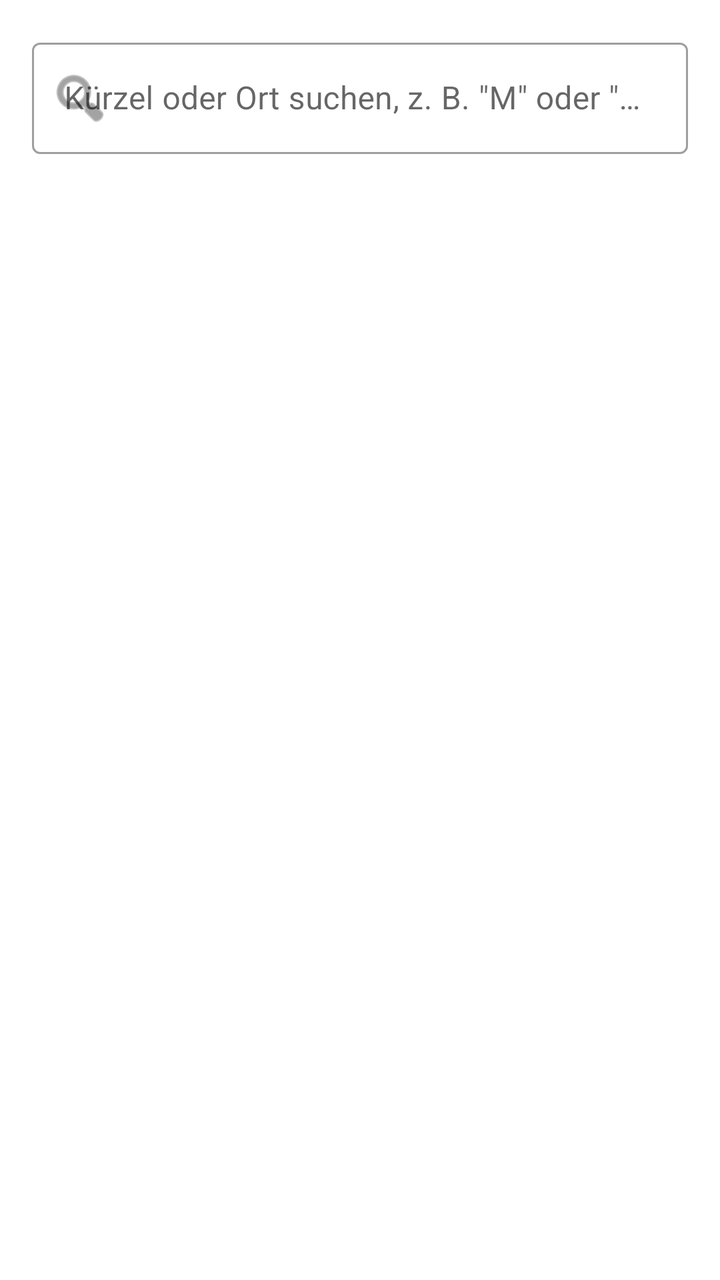
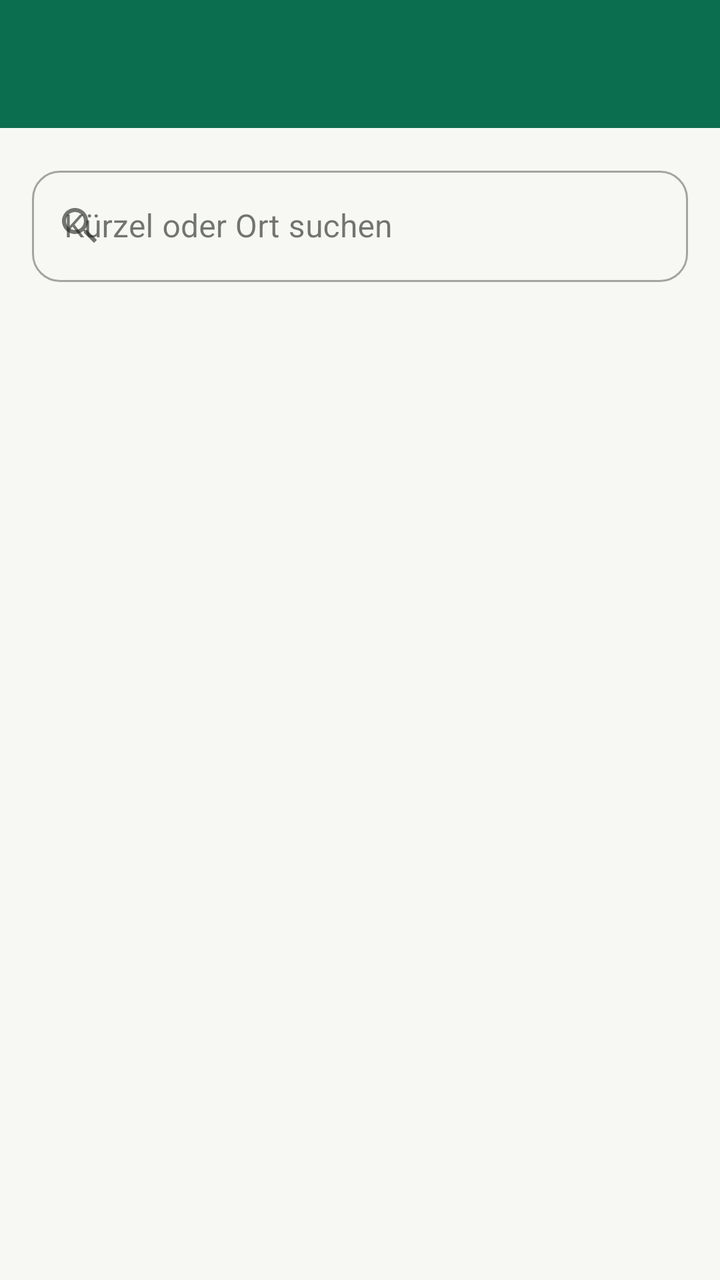

Before-and-after screenshots of an Android layout around one commit, followed by the original layout XML and the change that was made.
<!-- AndroidManifest.xml: application theme Theme.Zylka -->
<!-- res/layout/activity_kennzeichen_entry.xml -->
<?xml version="1.0" encoding="utf-8"?>
<LinearLayout xmlns:android="http://schemas.android.com/apk/res/android"
    xmlns:app="http://schemas.android.com/apk/res-auto"
    android:layout_width="match_parent"
    android:layout_height="match_parent"
    android:orientation="vertical"
    android:padding="16dp">

    <com.google.android.material.textfield.TextInputLayout
        android:id="@+id/input_layout_search"
        style="@style/Widget.MaterialComponents.TextInputLayout.OutlinedBox"
        android:layout_width="match_parent"
        android:layout_height="wrap_content"
        android:hint="@string/kennzeichen_search_hint"
        app:startIconDrawable="@android:drawable/ic_menu_search">

        <com.google.android.material.textfield.TextInputEditText
            android:id="@+id/input_search"
            android:layout_width="match_parent"
            android:layout_height="wrap_content"
            android:inputType="text"
            android:maxLines="1" />
    </com.google.android.material.textfield.TextInputLayout>

    <androidx.recyclerview.widget.RecyclerView
        android:id="@+id/recycler_view"
        android:layout_width="match_parent"
        android:layout_height="0dp"
        android:layout_marginTop="12dp"
        android:layout_weight="1"
        android:clipToPadding="false"
        android:paddingBottom="16dp" />

</LinearLayout>
<!-- resources referenced by this layout -->
<resources>
  <string name="kennzeichen_search_hint">Kürzel oder Ort suchen, z. B. \"M\" oder \"München\"</string>
  <style name="Theme.Zylka" parent="Theme.MaterialComponents.Light.DarkActionBar">
          
          <item name="colorPrimary">@color/purple_500</item>
          <item name="colorPrimaryVariant">@color/purple_700</item>
          <item name="colorOnPrimary">@color/white</item>
          
          <item name="colorSecondary">@color/teal_200</item>
          <item name="colorSecondaryVariant">@color/teal_700</item>
          <item name="colorOnSecondary">@color/black</item>
          
          <item name="android:statusBarColor">?attr/colorPrimaryVariant</item>
          
      </style>
  <color name="purple_500">#FF6200EE</color>
  <color name="purple_700">#FF3700B3</color>
  <color name="white">#FFFFFFFF</color>
  <color name="teal_200">#FF03DAC5</color>
  <color name="teal_700">#FF018786</color>
  <color name="black">#FF000000</color>
</resources>

<!-- the commit's change to res/layout/activity_kennzeichen_entry.xml (unified diff, before → after) -->
@@ -3,32 +3,49 @@
     xmlns:app="http://schemas.android.com/apk/res-auto"
     android:layout_width="match_parent"
     android:layout_height="match_parent"
-    android:orientation="vertical"
-    android:padding="16dp">
+    android:background="@color/brand_background"
+    android:orientation="vertical">
 
-    <com.google.android.material.textfield.TextInputLayout
-        android:id="@+id/input_layout_search"
-        style="@style/Widget.MaterialComponents.TextInputLayout.OutlinedBox"
+    <com.google.android.material.appbar.MaterialToolbar
+        android:id="@+id/toolbar"
+        style="@style/Widget.Zylka.Toolbar"
         android:layout_width="match_parent"
-        android:layout_height="wrap_content"
-        android:hint="@string/kennzeichen_search_hint"
-        app:startIconDrawable="@android:drawable/ic_menu_search">
+        android:layout_height="?attr/actionBarSize"
+        android:elevation="2dp" />
 
-        <com.google.android.material.textfield.TextInputEditText
-            android:id="@+id/input_search"
+    <LinearLayout
+        android:layout_width="match_parent"
+        android:layout_height="match_parent"
+        android:orientation="vertical"
+        android:padding="16dp">
+
+        <com.google.android.material.textfield.TextInputLayout
+            android:id="@+id/input_layout_search"
+            style="@style/Widget.MaterialComponents.TextInputLayout.OutlinedBox"
             android:layout_width="match_parent"
             android:layout_height="wrap_content"
-            android:inputType="text"
-            android:maxLines="1" />
-    </com.google.android.material.textfield.TextInputLayout>
+            android:hint="@string/kennzeichen_search_hint"
+            app:boxCornerRadiusBottomEnd="14dp"
+            app:boxCornerRadiusBottomStart="14dp"
+            app:boxCornerRadiusTopEnd="14dp"
+            app:boxCornerRadiusTopStart="14dp"
+            app:startIconDrawable="@drawable/ic_search">
 
-    <androidx.recyclerview.widget.RecyclerView
-        android:id="@+id/recycler_view"
-        android:layout_width="match_parent"
-        android:layout_height="0dp"
-        android:layout_marginTop="12dp"
-        android:layout_weight="1"
-        android:clipToPadding="false"
-        android:paddingBottom="16dp" />
+            <com.google.android.material.textfield.TextInputEditText
+                android:id="@+id/input_search"
+                android:layout_width="match_parent"
+                android:layout_height="wrap_content"
+                android:inputType="text"
+                android:maxLines="1" />
+        </com.google.android.material.textfield.TextInputLayout>
 
+        <androidx.recyclerview.widget.RecyclerView
+            android:id="@+id/recycler_view"
+            android:layout_width="match_parent"
+            android:layout_height="0dp"
+            android:layout_marginTop="12dp"
+            android:layout_weight="1"
+            android:clipToPadding="false"
+            android:paddingBottom="16dp" />
+    </LinearLayout>
 </LinearLayout>
<!-- resource entries referenced after the edit -->
@@ -1,24 +1,87 @@
 <!-- resources referenced by this layout -->
 <resources>
-  <string name="kennzeichen_search_hint">Kürzel oder Ort suchen, z. B. \"M\" oder \"München\"</string>
-  <style name="Theme.Zylka" parent="Theme.MaterialComponents.Light.DarkActionBar">
-          
-          <item name="colorPrimary">@color/purple_500</item>
-          <item name="colorPrimaryVariant">@color/purple_700</item>
-          <item name="colorOnPrimary">@color/white</item>
-          
-          <item name="colorSecondary">@color/teal_200</item>
-          <item name="colorSecondaryVariant">@color/teal_700</item>
-          <item name="colorOnSecondary">@color/black</item>
-          
-          <item name="android:statusBarColor">?attr/colorPrimaryVariant</item>
-          
+  <color name="brand_background">#F7F8F3</color>
+  <!-- drawable ic_search (drawable) -->
+  <vector xmlns:android="http://schemas.android.com/apk/res/android"
+      android:width="24dp"
+      android:height="24dp"
+      android:viewportWidth="24"
+      android:viewportHeight="24"
+      android:tint="?attr/colorControlNormal">
+      <path
+          android:fillColor="#FF000000"
+          android:pathData="M15.5,14h-0.79l-0.28,-0.27C15.41,12.59 16,11.11 16,9.5 16,5.91 13.09,3 9.5,3S3,5.91 3,9.5 5.91,16 9.5,16c1.61,0 3.09,-0.59 4.23,-1.57l0.27,0.28v0.79l5,4.99L20.49,19l-4.99,-5zM9.5,14C7.01,14 5,11.99 5,9.5S7.01,5 9.5,5 14,7.01 14,9.5 11.99,14 9.5,14z" />
+  </vector>
+  <string name="kennzeichen_search_hint">Kürzel oder Ort suchen</string>
+  <style name="Widget.Zylka.Toolbar" parent="Widget.MaterialComponents.Toolbar">
+          <item name="android:background">@color/brand_primary</item>
+          <item name="titleTextColor">@color/brand_on_primary</item>
+          <item name="subtitleTextColor">@color/brand_on_primary</item>
+          <item name="android:theme">@style/ThemeOverlay.Zylka.Toolbar</item>
       </style>
-  <color name="purple_500">#FF6200EE</color>
-  <color name="purple_700">#FF3700B3</color>
-  <color name="white">#FFFFFFFF</color>
-  <color name="teal_200">#FF03DAC5</color>
-  <color name="teal_700">#FF018786</color>
-  <color name="black">#FF000000</color>
+  <style name="Theme.Zylka" parent="Theme.Material3.Light.NoActionBar">
+          <item name="colorPrimary">@color/brand_primary</item>
+          <item name="colorOnPrimary">@color/brand_on_primary</item>
+          <item name="colorPrimaryContainer">@color/brand_primary_container</item>
+          <item name="colorOnPrimaryContainer">@color/brand_on_primary_container</item>
+  
+          <item name="colorSecondary">@color/brand_secondary</item>
+          <item name="colorOnSecondary">@color/brand_on_secondary</item>
+          <item name="colorSecondaryContainer">@color/brand_secondary_container</item>
+          <item name="colorOnSecondaryContainer">@color/brand_on_secondary_container</item>
+  
+          <item name="colorTertiary">@color/brand_tertiary</item>
+          <item name="colorOnTertiary">@color/brand_on_tertiary</item>
+          <item name="colorTertiaryContainer">@color/brand_tertiary_container</item>
+          <item name="colorOnTertiaryContainer">@color/brand_on_tertiary_container</item>
+  
+          <item name="android:colorBackground">@color/brand_background</item>
+          <item name="colorOnBackground">@color/brand_on_background</item>
+          <item name="colorSurface">@color/brand_surface</item>
+          <item name="colorOnSurface">@color/brand_on_surface</item>
+          <item name="colorSurfaceVariant">@color/brand_surface_variant</item>
+          <item name="colorOnSurfaceVariant">@color/brand_on_surface_variant</item>
+          <item name="colorOutline">@color/brand_outline</item>
+          <item name="colorOutlineVariant">@color/brand_outline_variant</item>
+  
+          <item name="colorError">@color/brand_error</item>
+          <item name="colorOnError">@color/brand_on_error</item>
+          <item name="colorErrorContainer">@color/brand_error_container</item>
+          <item name="colorOnErrorContainer">@color/brand_on_error_container</item>
+  
+          <item name="android:statusBarColor">@color/brand_surface</item>
+          <item name="android:windowLightStatusBar">true</item>
+          <item name="android:navigationBarColor">@color/brand_surface</item>
+          <item name="android:windowLightNavigationBar" tools:targetApi="27">true</item>
+      </style>
+  <color name="brand_primary">#0B6E4F</color>
+  <color name="brand_on_primary">#FFFFFF</color>
+  <style name="ThemeOverlay.Zylka.Toolbar" parent="">
+          <item name="colorControlNormal">@color/brand_on_primary</item>
+          <item name="colorOnSurface">@color/brand_on_primary</item>
+          <item name="colorOnSurfaceVariant">@color/brand_on_primary</item>
+          <item name="actionMenuTextColor">@color/brand_on_primary</item>
+      </style>
+  <color name="brand_primary_container">#B9F1CE</color>
+  <color name="brand_on_primary_container">#00210F</color>
+  <color name="brand_secondary">#B26A00</color>
+  <color name="brand_on_secondary">#FFFFFF</color>
+  <color name="brand_secondary_container">#FFDDB0</color>
+  <color name="brand_on_secondary_container">#3A1F00</color>
+  <color name="brand_tertiary">#3E5FA0</color>
+  <color name="brand_on_tertiary">#FFFFFF</color>
+  <color name="brand_tertiary_container">#D8E2FF</color>
+  <color name="brand_on_tertiary_container">#001A41</color>
+  <color name="brand_on_background">#191D18</color>
+  <color name="brand_surface">#FFFFFF</color>
+  <color name="brand_on_surface">#191D18</color>
+  <color name="brand_surface_variant">#DEE5D9</color>
+  <color name="brand_on_surface_variant">#424940</color>
+  <color name="brand_outline">#72796F</color>
+  <color name="brand_outline_variant">#C2C9BD</color>
+  <color name="brand_error">#BA1A1A</color>
+  <color name="brand_on_error">#FFFFFF</color>
+  <color name="brand_error_container">#FFDAD6</color>
+  <color name="brand_on_error_container">#410002</color>
 </resources>
 
